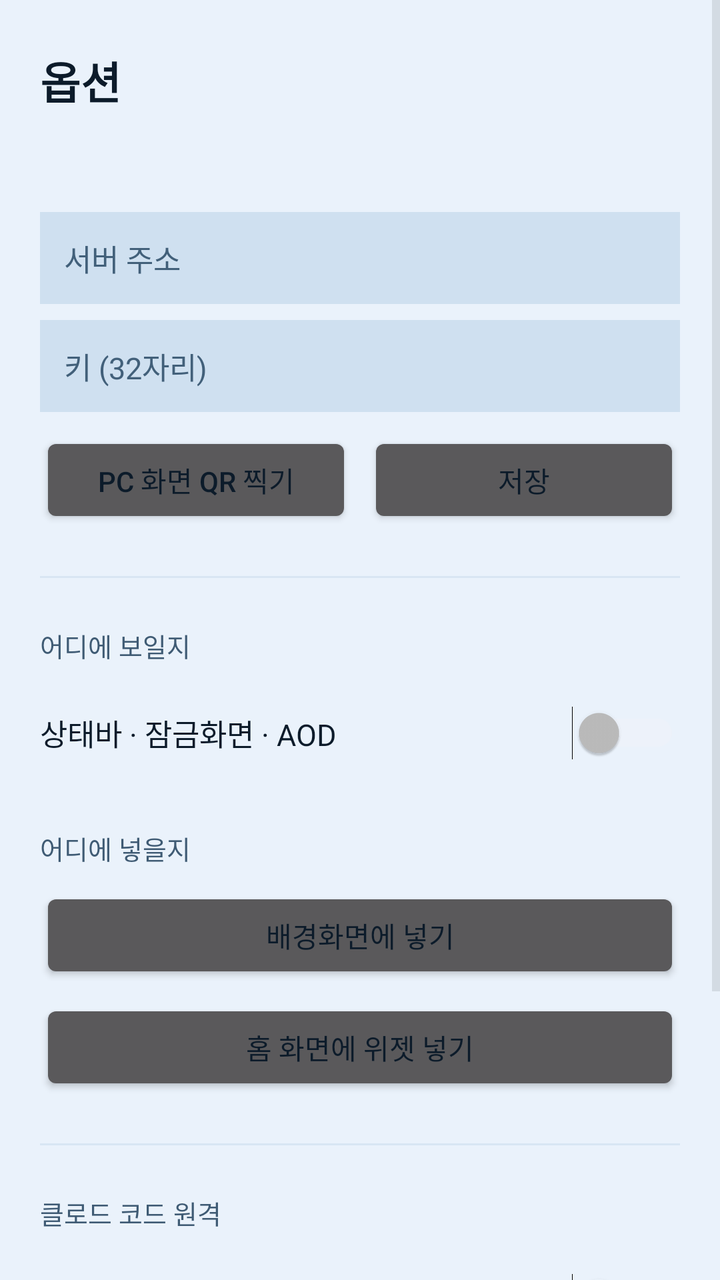
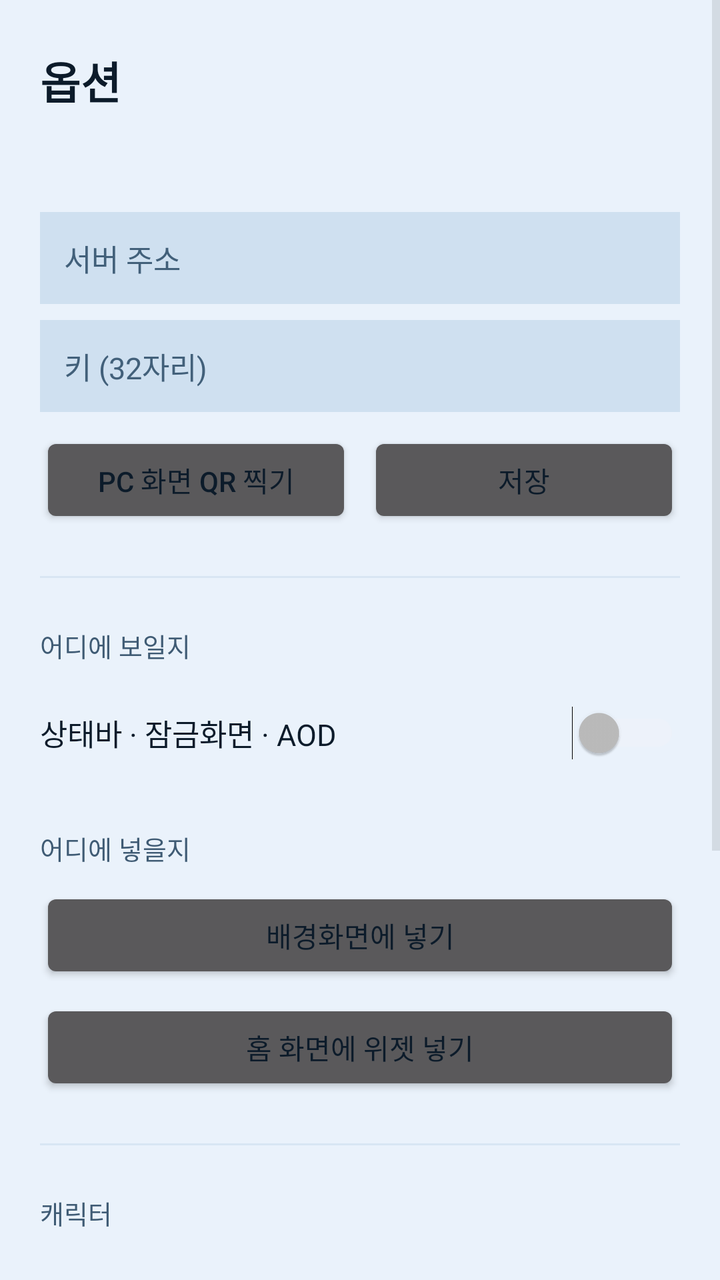

Before-and-after screenshots of an Android layout around one commit, followed by the original layout XML and the change that was made.
<!-- AndroidManifest.xml: application theme AppTheme -->
<!-- res/layout/activity_settings.xml -->
<?xml version="1.0" encoding="utf-8"?>
<ScrollView xmlns:android="http://schemas.android.com/apk/res/android"
    android:layout_width="match_parent"
    android:layout_height="match_parent"
    android:background="@color/bg"
    android:fillViewport="true">

    <LinearLayout
        android:layout_width="match_parent"
        android:layout_height="wrap_content"
        android:orientation="vertical"
        android:paddingHorizontal="20dp"
        android:paddingTop="24dp"
        android:paddingBottom="32dp">

        <TextView
            android:layout_width="wrap_content"
            android:layout_height="wrap_content"
            android:text="옵션"
            android:textColor="@color/title"
            android:textSize="22sp"
            android:textStyle="bold" />

        <TextView
            android:id="@+id/pair_head"
            android:layout_width="match_parent"
            android:layout_height="wrap_content"
            android:layout_marginTop="24dp"
            android:textColor="@color/label"
            android:textSize="13sp" />

        <EditText
            android:id="@+id/url"
            android:layout_width="match_parent"
            android:layout_height="wrap_content"
            android:layout_marginTop="8dp"
            android:autofillHints="url"
            android:background="@color/track"
            android:hint="서버 주소"
            android:inputType="textUri"
            android:padding="12dp"
            android:textColor="@color/title"
            android:textColorHint="@color/faint"
            android:textSize="15sp" />

        <EditText
            android:id="@+id/key"
            android:layout_width="match_parent"
            android:layout_height="wrap_content"
            android:layout_marginTop="8dp"
            android:autofillHints="password"
            android:background="@color/track"
            android:hint="키 (32자리)"
            android:inputType="textNoSuggestions"
            android:maxLength="32"
            android:padding="12dp"
            android:textColor="@color/title"
            android:textColorHint="@color/faint"
            android:textSize="15sp" />

        <LinearLayout
            android:layout_width="match_parent"
            android:layout_height="wrap_content"
            android:layout_marginTop="10dp"
            android:orientation="horizontal">

            <Button
                android:id="@+id/scan"
                android:layout_width="0dp"
                android:layout_height="wrap_content"
                android:layout_weight="1"
                android:text="PC 화면 QR 찍기"
                android:textColor="@color/title" />

            <Button
                android:id="@+id/save"
                android:layout_width="0dp"
                android:layout_height="wrap_content"
                android:layout_marginStart="8dp"
                android:layout_weight="1"
                android:text="저장"
                android:textColor="@color/title" />
        </LinearLayout>

        <View
            android:layout_width="match_parent"
            android:layout_height="1dp"
            android:layout_marginVertical="24dp"
            android:background="@color/line" />

        <TextView
            android:layout_width="wrap_content"
            android:layout_height="wrap_content"
            android:text="어디에 보일지"
            android:textColor="@color/label"
            android:textSize="13sp" />

        <Switch
            android:id="@+id/notify"
            android:layout_width="match_parent"
            android:layout_height="wrap_content"
            android:layout_marginTop="10dp"
            android:minHeight="48dp"
            android:text="상태바 · 잠금화면 · AOD"
            android:textColor="@color/title"
            android:textSize="15sp" />

        
        <TextView
            android:layout_width="wrap_content"
            android:layout_height="wrap_content"
            android:layout_marginTop="24dp"
            android:text="어디에 넣을지"
            android:textColor="@color/label"
            android:textSize="13sp" />

        <Button
            android:id="@+id/wallpaper"
            android:layout_width="match_parent"
            android:layout_height="wrap_content"
            android:layout_marginTop="10dp"
            android:text="배경화면에 넣기"
            android:textColor="@color/title" />

        <Button
            android:id="@+id/widget"
            android:layout_width="match_parent"
            android:layout_height="wrap_content"
            android:layout_marginTop="8dp"
            android:text="홈 화면에 위젯 넣기"
            android:textColor="@color/title" />

        
        <View
            android:layout_width="match_parent"
            android:layout_height="1dp"
            android:layout_marginVertical="24dp"
            android:background="@color/line" />

        <TextView
            android:layout_width="wrap_content"
            android:layout_height="wrap_content"
            android:text="클로드 코드 원격"
            android:textColor="@color/label"
            android:textSize="13sp" />

        <Switch
            android:id="@+id/remote"
            android:layout_width="match_parent"
            android:layout_height="wrap_content"
            android:layout_marginTop="10dp"
            android:minHeight="48dp"
            android:text="이 PC 에서 세션 열기"
            android:textColor="@color/title"
            android:textSize="15sp" />

        <TextView
            android:id="@+id/remote_state"
            android:layout_width="match_parent"
            android:layout_height="wrap_content"
            android:layout_marginTop="4dp"
            android:text="확인 중…"
            android:textColor="@color/label"
            android:textSize="13sp" />

        <View
            android:layout_width="match_parent"
            android:layout_height="1dp"
            android:layout_marginVertical="24dp"
            android:background="@color/line" />

        
        <Button
            android:id="@+id/check_update"
            android:layout_width="match_parent"
            android:layout_height="wrap_content"
            android:text="새 버전 확인"
            android:textColor="@color/title" />
    </LinearLayout>
</ScrollView>
<!-- resources referenced by this layout -->
<resources>
  <color name="bg">#eaf2fb</color>
  <color name="faint">#42607a</color>
  <color name="label">#3f5b74</color>
  <color name="line">#d8e6f3</color>
  <color name="title">#0c1b2a</color>
  <color name="track">#cfe0f0</color>
  <style name="AppTheme" parent="@android:style/Theme.DeviceDefault.NoActionBar">
          <item name="android:windowBackground">@color/bg</item>
          <item name="android:colorBackground">@color/bg</item>
          <item name="android:statusBarColor">@color/bg</item>
          <item name="android:navigationBarColor">@color/bg</item>
  
          
          <item name="android:windowLightStatusBar">true</item>
      </style>
</resources>

<!-- the commit's change to res/layout/activity_settings.xml (unified diff, before → after) -->
@@ -140,6 +140,60 @@
         <TextView
             android:layout_width="wrap_content"
             android:layout_height="wrap_content"
+            android:text="캐릭터"
+            android:textColor="@color/label"
+            android:textSize="13sp" />
+
+        <LinearLayout
+            android:id="@+id/buddy_rows"
+            android:layout_width="match_parent"
+            android:layout_height="wrap_content"
+            android:layout_marginTop="10dp"
+            android:orientation="vertical" />
+
+        <LinearLayout
+            android:layout_width="match_parent"
+            android:layout_height="wrap_content"
+            android:layout_marginTop="10dp"
+            android:orientation="horizontal">
+
+            <Button
+                android:id="@+id/buddy_import"
+                android:layout_width="0dp"
+                android:layout_height="wrap_content"
+                android:layout_weight="1"
+                android:text="캐릭터팩 가져오기"
+                android:textColor="@color/title" />
+
+            <Button
+                android:id="@+id/buddy_remove"
+                android:layout_width="0dp"
+                android:layout_height="wrap_content"
+                android:layout_marginStart="8dp"
+                android:layout_weight="1"
+                android:text="고른 캐릭터 빼기"
+                android:textColor="@color/title" />
+        </LinearLayout>
+
+        <TextView
+            android:id="@+id/buddy_note"
+            android:layout_width="match_parent"
+            android:layout_height="wrap_content"
+            android:layout_marginTop="6dp"
+            android:textColor="@color/label"
+            android:textSize="13sp"
+            android:visibility="gone" />
+
+        
+        <View
+            android:layout_width="match_parent"
+            android:layout_height="1dp"
+            android:layout_marginVertical="24dp"
+            android:background="@color/line" />
+
+        <TextView
+            android:layout_width="wrap_content"
+            android:layout_height="wrap_content"
             android:text="클로드 코드 원격"
             android:textColor="@color/label"
             android:textSize="13sp" />
